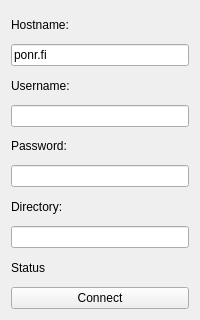
Qt form sshmusicplay/connectwindow.ui (mikatammi/sshmusicplay) before a commit.
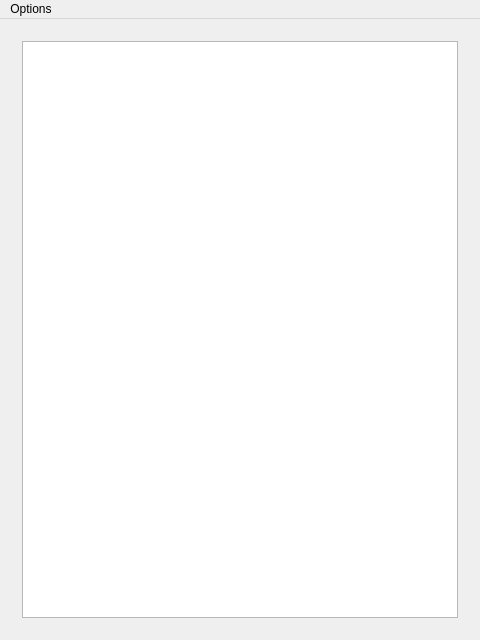
The same form after that commit. The open tabs and pages were chosen to show the change.

```diff
--- a/sshmusicplay/connectwindow.ui
+++ b/sshmusicplay/connectwindow.ui
@@ -6,8 +6,8 @@
    <rect>
     <x>0</x>
     <y>0</y>
-    <width>200</width>
-    <height>320</height>
+    <width>480</width>
+    <height>640</height>
    </rect>
   </property>
   <property name="windowTitle">
@@ -16,6 +16,13 @@
   <widget class="QWidget" name="centralWidget">
    <layout class="QVBoxLayout" name="verticalLayout">
     <item>
+     <widget class="QStackedWidget" name="stackedWidget">
+      <property name="currentIndex">
+       <number>0</number>
+      </property>
+      <widget class="QWidget" name="page">
+       <layout class="QVBoxLayout" name="verticalLayout_2">
+        <item>
      <widget class="QLabel" name="lblHost">
       <property name="text">
        <string>Hostname:</string>
@@ -85,15 +92,32 @@
     </item>
    </layout>
   </widget>
+      <widget class="QWidget" name="page_2">
+       <layout class="QVBoxLayout" name="verticalLayout_3">
+        <item>
+         <widget class="QTreeView" name="treeView"/>
+        </item>
+       </layout>
+      </widget>
+     </widget>
+    </item>
+   </layout>
+  </widget>
   <widget class="QMenuBar" name="menuBar">
    <property name="geometry">
     <rect>
      <x>0</x>
      <y>0</y>
-     <width>200</width>
+     <width>480</width>
      <height>22</height>
     </rect>
    </property>
+   <widget class="QMenu" name="menuOptions">
+    <property name="title">
+     <string>Options</string>
+    </property>
+   </widget>
+   <addaction name="menuOptions"/>
   </widget>
  </widget>
  <layoutdefault spacing="6" margin="11"/>
```
Left out of the diff: 4 changed lines with no effect on the pictures. Lines whose indentation alone changed are shown as unchanged.
